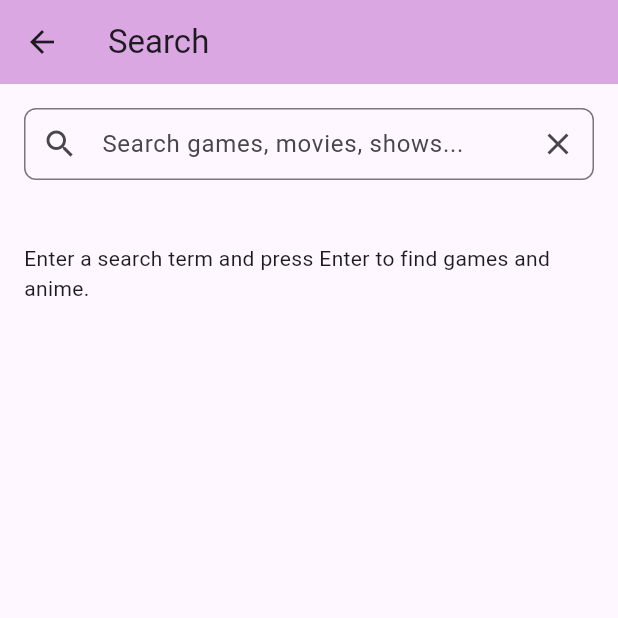
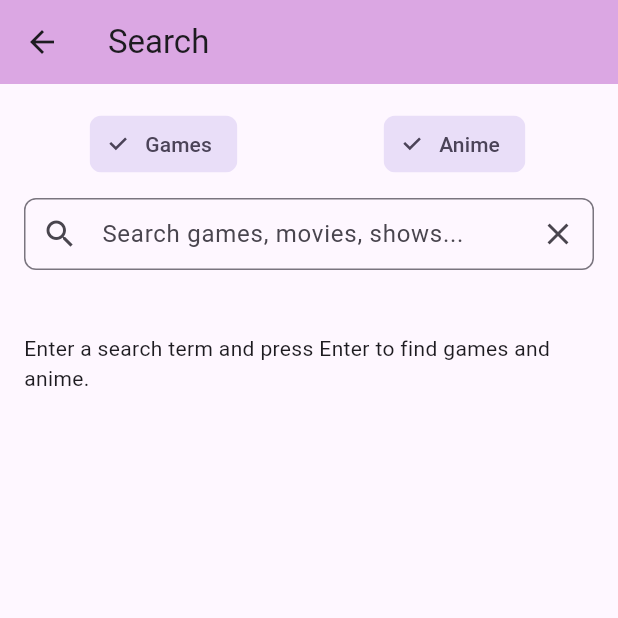
Before and after one commit to Robbo04/Flutter_GeekHobbyApp, a Flutter app: the SearchPage screen opened directly, on a phone screen of 412 x 824 dp, the top half of it. Run offline on Flutter 3.47's test engine with Material 3 defaults, Android fonts, the phone set to English and light mode, and no system bars; our stand-ins replace flutter_dotenv, graphql_flutter, hive, hive_flutter; accounts and stored records are empty; generated files the repository leaves out were written again; network calls fail.

Commit message:
toggle search types

```diff
--- a/app_geek_hobby_app/lib/Pages/search.dart
+++ b/app_geek_hobby_app/lib/Pages/search.dart
@@ -21,14 +21,16 @@ class _SearchPageState extends State<SearchPage> {
   Future<List<Game>>? _searchFuture;
   Future<List<Anime>>? _searchAnimeFuture;
   String _lastQuery = '';
+  bool _searchGames = true;
+  bool _searchAnime = true;
 
   void _doSearch(String query) {
     final q = query.trim();
     if (q.isEmpty) return;
     setState(() {
       _lastQuery = q;
-      _searchFuture = _rawgService.fetchGames(search: q);
-      _searchAnimeFuture = _anilistService.searchAnime(search: q);
+      _searchFuture = _searchGames ? _rawgService.fetchGames(search: q) : null;
+      _searchAnimeFuture = _searchAnime ? _anilistService.searchAnime(search: q) : null;
     });
   }
 
@@ -118,6 +120,41 @@ class _SearchPageState extends State<SearchPage> {
       body: ListView(
         padding: const EdgeInsets.all(16),
         children: [
+          // Toggle buttons for search types
+          Row(
+            children: [
+              Expanded(
+                child: FilterChip(
+                  label: const Text('Games'),
+                  selected: _searchGames,
+                  onSelected: (selected) {
+                    setState(() {
+                      _searchGames = selected;
+                      // Clear games results if disabled
+                      if (!selected) _searchFuture = null;
+                    });
+                  },
+                  showCheckmark: true,
+                ),
+              ),
+              const SizedBox(width: 8),
+              Expanded(
+                child: FilterChip(
+                  label: const Text('Anime'),
+                  selected: _searchAnime,
+                  onSelected: (selected) {
+                    setState(() {
+                      _searchAnime = selected;
+                      // Clear anime results if disabled
+                      if (!selected) _searchAnimeFuture = null;
+                    });
+                  },
+                  showCheckmark: true,
+                ),
+              ),
+            ],
+          ),
+          const SizedBox(height: 12),
           TextField(
             controller: _controller,
             textInputAction: TextInputAction.search,
@@ -153,7 +190,11 @@ class _SearchPageState extends State<SearchPage> {
           const SizedBox(height: 14),
 
           if (_searchFuture == null && _searchAnimeFuture == null)
-            const Center(child: Text('Enter a search term and press Enter to find games and anime.')),
+            Center(
+              child: Text(
+                'Enter a search term and press Enter to find ${_searchGames && _searchAnime ? 'games and anime' : _searchGames ? 'games' : _searchAnime ? 'anime' : 'content'}.',
+              ),
+            ),
         ],
       ),
     );
```
